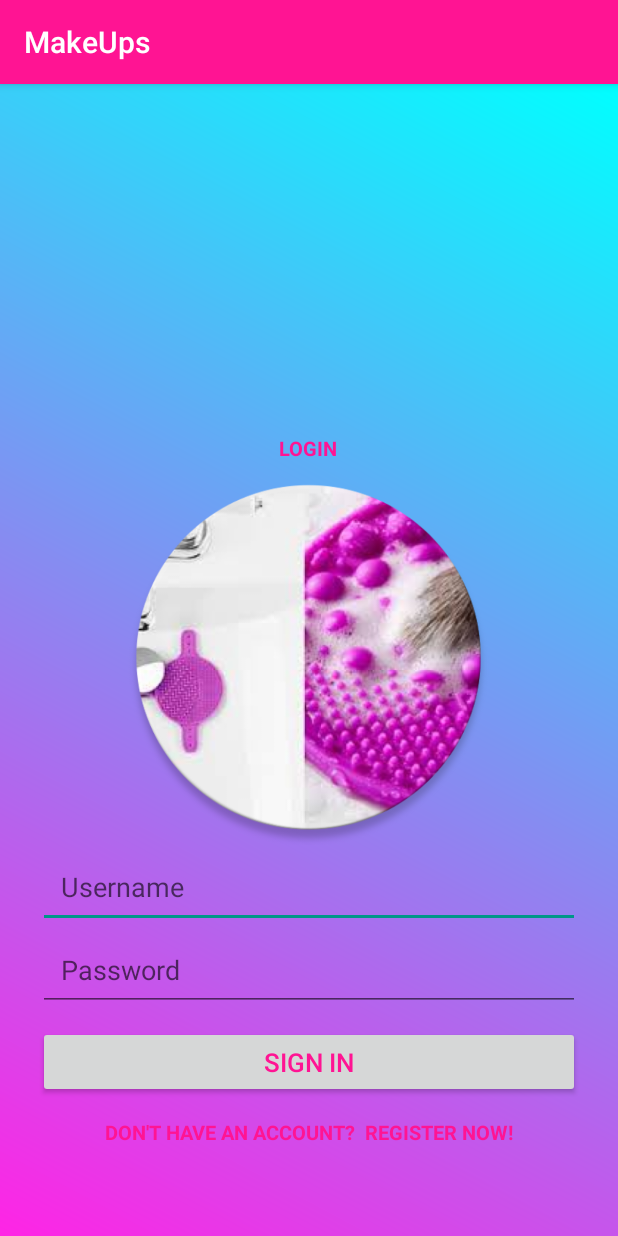
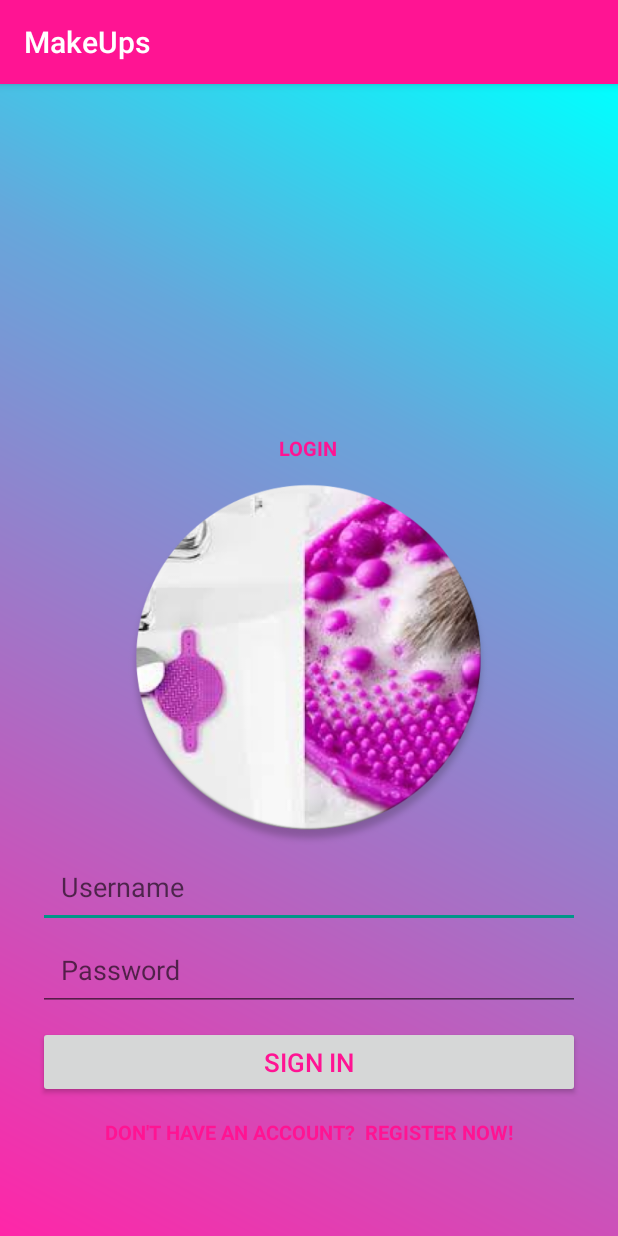
Before and after one commit to francis-mbithi/makeup, an Android app: the screen it shows after launch (LoginActivity), on a phone screen of 412 x 824 dp. Run offline under Robolectric (Android 15) with nearby library versions, the phone set to English and light mode, and no system bars; our stand-ins replace ButterKnife.

Commit message:
adjust color gradient

```diff
--- a/app/src/main/res/drawable/colors.xml
+++ b/app/src/main/res/drawable/colors.xml
@@ -1,13 +1,17 @@
 <shape xmlns:android="http://schemas.android.com/apk/res/android" android:shape="rectangle" >
     <gradient
         android:type="linear"
-        android:startColor="#FFFF24E5"
+        android:centerX="69%"
+        android:startColor="#FFFF26A8"
+        android:centerColor="#FF66A7DB"
         android:endColor="#FF00ffff"
         android:angle="45"/>
-android:centerX="50%"
-android:centerY="50%"
-android:endColor="#FF00ffff"
-android:gradientRadius="100"
-android:startColor="#FFFF24E5"
-android:type="radial" />
+
+    android:type="radial"
+    android:centerX="50%"
+    android:centerY="50%"
+    android:startColor="#FFFF26A8"
+    android:centerColor="#FF66A7DB"
+    android:endColor="#FF00ffff"
+    android:gradientRadius="69"/>
 </shape>
--- a/app/src/main/res/layout/activity_signup.xml
+++ b/app/src/main/res/layout/activity_signup.xml
@@ -2,7 +2,7 @@
 <RelativeLayout xmlns:android="http://schemas.android.com/apk/res/android"
     android:layout_width="match_parent"
     android:layout_height="match_parent"
-    android:background="@color/white_smoke">
+    android:background="@drawable/colors">
 
 
 <LinearLayout
--- a/app/src/main/res/layout/activity_splash.xml
+++ b/app/src/main/res/layout/activity_splash.xml
@@ -3,7 +3,7 @@
     android:layout_width="match_parent"
     android:layout_height="match_parent"
     android:gravity="center"
-    android:background="@color/white_smoke">
+    android:background="@drawable/colors">
 
     <ImageView
         android:id="@+id/logo_id"
```
